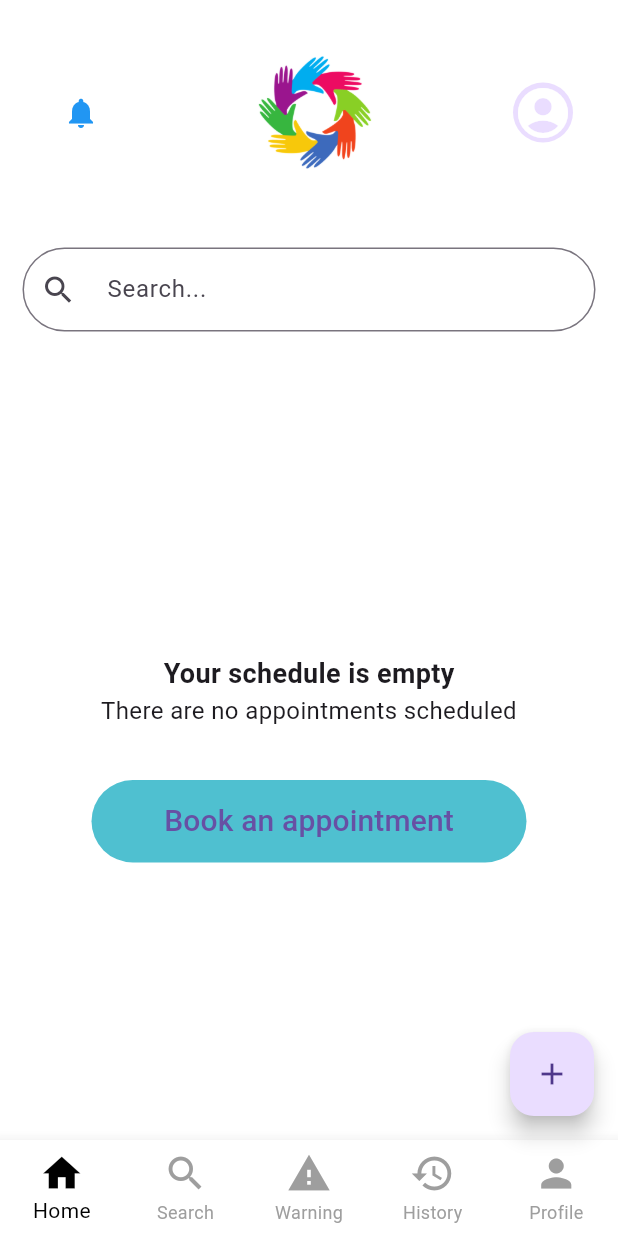
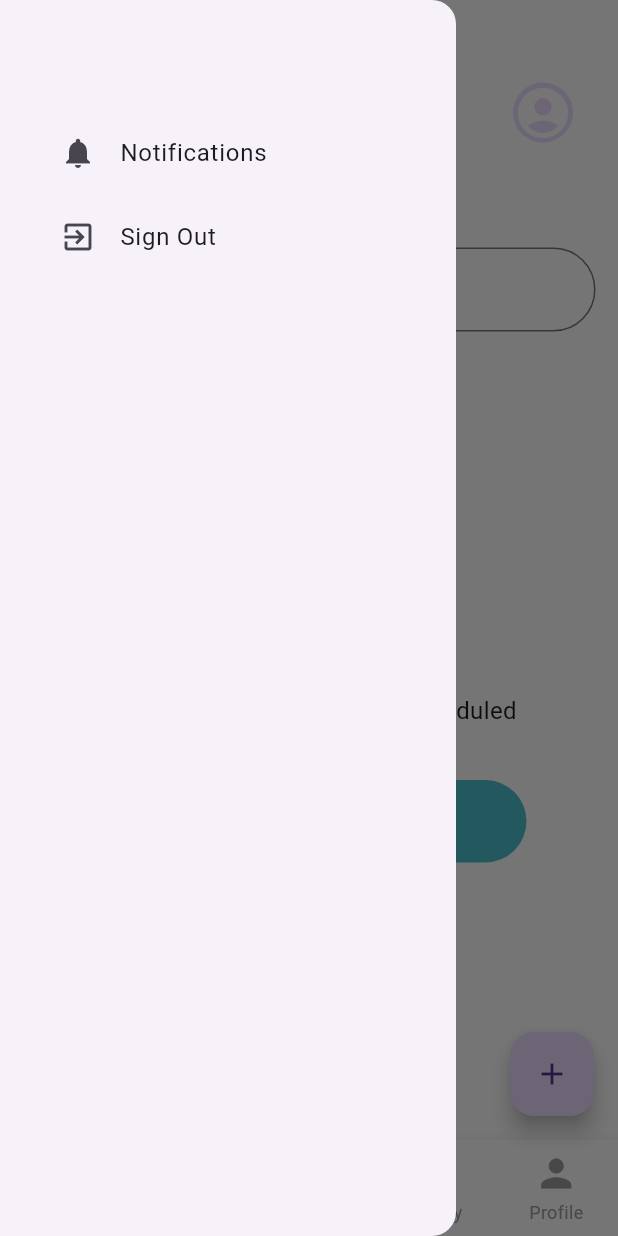
Before and after one commit to neelgabani/Together-Now, a Flutter app: the screen it shows once a user with an empty profile is signed in, with the side drawer open (before the commit the screen has no drawer), on a phone screen of 412 x 824 dp. Run offline on Flutter 3.47's test engine with Material 3 defaults, Android fonts, the phone set to English and light mode, and no system bars; our stand-ins replace animate_do, firebase_auth, firebase_core, flutter_dotenv, introduction_screen; accounts and stored records are empty.

Commit message:
Screens added

```diff
--- /dev/null
+++ b/lib/Models/schedule_status.dart
@@ -0,0 +1,66 @@
+import 'package:flutter/material.dart';
+
+class ScheduleStatus extends StatefulWidget {
+  const ScheduleStatus({super.key});
+
+  @override
+  State<ScheduleStatus> createState() => _ScheduleStatusState();
+}
+
+class _ScheduleStatusState extends State<ScheduleStatus> {
+  bool hasAppointments = false; // Set this to true if there are appointments
+
+  @override
+  Widget build(BuildContext context) {
+    return hasAppointments ? _buildAppointments() : _buildNoAppointments();
+  }
+
+  Widget _buildAppointments() {
+    return const Placeholder();
+  }
+
+  Widget _buildNoAppointments() {
+    return SingleChildScrollView(
+      child: Column(
+        mainAxisAlignment: MainAxisAlignment.center,
+        children: [
+          const Text(
+            'Your schedule is empty',
+            style: TextStyle(
+              fontWeight: FontWeight.bold,
+              fontSize: 18,
+            ),
+          ),
+          const Text(
+            'There are no appointments scheduled',
+            style: TextStyle(
+              fontSize: 16,
+            ),
+            textAlign: TextAlign.center,
+          ),
+          const SizedBox(height: 35),
+          Center(
+            child: ElevatedButton(
+              onPressed: () {
+                //
+              },
+              style: ElevatedButton.styleFrom(
+                // padding: const EdgeInsets.all(8),
+                fixedSize: const Size(290, 55),
+                backgroundColor: const Color(0xFF4FC0D0),
+                shadowColor: Colors.transparent,
+                shape: RoundedRectangleBorder(
+                  borderRadius: BorderRadius.circular(30.0),
+                ),
+              ),
+              child: const Text(
+                'Book an appointment',
+                style: TextStyle(fontSize: 20),
+              ),
+            ),
+          ),
+        ],
+      ),
+    );
+  }
+}
--- /dev/null
+++ b/lib/Screens/home.dart
@@ -0,0 +1,39 @@
+import 'package:flutter/material.dart';
+import 'package:together_now_ipd/Models/widgets/app_bar.dart';
+import 'package:together_now_ipd/Models/widgets/search_bar.dart';
+import 'package:together_now_ipd/Models/schedule_status.dart';
+
+class Home extends StatefulWidget {
+  const Home({super.key});
+
+  @override
+  State<Home> createState() => _HomeState();
+}
+
+class _HomeState extends State<Home> {
+  @override
+  Widget build(BuildContext context) {
+    return const SingleChildScrollView(
+      child: Column(
+        children: [
+          CustomAppBar(),
+          Column(
+            mainAxisAlignment: MainAxisAlignment.center,
+            children: [
+              CustomSearchBar(),
+              SizedBox(
+                height: 200,
+              ),
+              ScheduleStatus(
+                  // hasAppointments: false, //
+                  // onBookAppointment: () {
+                  //   // Handle booking appointment
+                  // },
+                  ),
+            ],
+          ),
+        ],
+      ),
+    );
+  }
+}
--- a/lib/Screens/login_signup/create_account.dart
+++ b/lib/Screens/login_signup/create_account.dart
@@ -109,7 +109,7 @@ class _CreateAccountState extends State<CreateAccount> {
                             Navigator.push(
                                 context,
                                 MaterialPageRoute(
-                                    builder: (context) => SignupPage()));
+                                    builder: (context) => const SignupPage()));
                           },
                           color: Colors.yellow,
                           elevation: 0,
--- a/lib/Screens/userpage.dart
+++ b/lib/Screens/userpage.dart
@@ -1,5 +1,14 @@
 import 'package:flutter/material.dart';
 import 'package:firebase_auth/firebase_auth.dart';
+// import 'package:together_now_ipd/Models/schedule_status.dart';
+// import 'package:together_now_ipd/Models/widgets/bottom_navigation.dart';
+import 'package:together_now_ipd/Models/widgets/app_bar.dart';
+import 'package:together_now_ipd/Screens/home.dart';
+import 'package:together_now_ipd/Screens/search_tab.dart';
+import 'package:together_now_ipd/Screens/warning.dart';
+import 'package:together_now_ipd/Screens/history.dart';
+import 'package:together_now_ipd/Screens/profile.dart';
+// import 'package:together_now_ipd/Screens/warning.dart';
 
 class UserPage extends StatefulWidget {
   const UserPage({super.key});
@@ -9,129 +18,74 @@ class UserPage extends StatefulWidget {
 }
 
 class _UserPageState extends State<UserPage> {
-  int currentIndex = 0;
+  int _currentIndex = 0;
   final user = FirebaseAuth.instance.currentUser;
-  // final screens = [DashBoard(), Search(), Warning(), History(), Profile()];
+  // final screens = const [Home(), SearchNavigate(), Warning()];
+  final screens = const [
+    Home(),
+    SearchNavigate(),
+    Warning(),
+    History(),
+    Profile()
+  ];
 
   @override
   Widget build(BuildContext context) {
     return SafeArea(
         child: Scaffold(
       backgroundColor: Colors.white,
-      body: Column(
-        children: [
-          Container(
-            color: Colors.white,
-            height: 150,
-            padding: const EdgeInsets.symmetric(horizontal: 30, vertical: 1),
-            child: Row(
-              mainAxisAlignment: MainAxisAlignment.spaceBetween,
-              children: [
-                IconButton(
-                  color: Colors.blue,
-                  icon: const Icon(Icons.notifications),
-                  onPressed: () {
-                    // Handle notification icon tap
-                  },
-                ),
-                Image.asset(
-                  'assets/splash_icon.png',
-                  width: 120,
-                  height: 120,
-                ),
-                const CircleAvatar(
-                  child:
-                      Icon(Icons.account_circle, size: 40, color: Colors.white),
-                ),
-              ],
-            ),
-          ),
-          Column(
-            mainAxisAlignment: MainAxisAlignment.center,
-            children: [
-              Padding(
-                padding: const EdgeInsets.all(15.0),
-                child: TextField(
-                  decoration: InputDecoration(
-                    hintText: ' Search...',
-                    border: OutlineInputBorder(
-                      borderRadius: BorderRadius.circular(30.0),
-                    ),
-                    prefixIcon: const Icon(Icons.search),
-                  ),
-                ),
-              ),
-              const SizedBox(
-                height: 200,
-              ),
-              Column(
-                mainAxisAlignment: MainAxisAlignment.center,
-                children: [
-                  const Text(
-                    'Your schedule is empty',
-                    style: TextStyle(
-                      fontWeight: FontWeight.bold,
-                      fontSize: 18,
-                    ),
-                  ),
-                  const Text(
-                    'There are no appointments scheduled',
-                    style: TextStyle(
-                      fontSize: 16,
-                    ),
-                    textAlign: TextAlign.center,
-                  ),
-                  const SizedBox(height: 35),
-                  Center(
-                    child: ElevatedButton(
-                      onPressed: () {
-                        //
-                      },
-                      style: ElevatedButton.styleFrom(
-                        // padding: const EdgeInsets.all(8),
-                        fixedSize: const Size(290, 55),
-                        backgroundColor: const Color(0xFF4FC0D0),
-                        shadowColor: Colors.transparent,
-                        shape: RoundedRectangleBorder(
-                          borderRadius: BorderRadius.circular(30.0),
-                        ),
-                      ),
-                      child: const Text(
-                        'Book an appointment',
-                        style: TextStyle(fontSize: 20),
-                      ),
-                    ),
-                  ),
-                ],
-              )
-            ],
-          ),
-        ],
-      ),
+      drawer: const NavDrawer(),
+      // appBar: AppBar(
+      //   // title: const Text('My App'),
+      //   leading: const CustomAppBar(),
+      //   // actions: [
+      //   //   IconButton(
+      //   //     icon: const Icon(Icons.menu),
+      //   //     onPressed: () {
+      //   //       // Handle menu icon press
+      //   //     },
+      //   //   ),
+      //   // ],
+      // ),
+      // appBar: const CustomAppBar(),
+      // body: Column(
+      //   children: [
+      //     const CustomAppBar(),
+      //     Column(
+      //       mainAxisAlignment: MainAxisAlignment.center,
+      //       children: [
+      //         Padding(
+      //           padding: const EdgeInsets.all(15.0),
+      //           child: TextField(
+      //             decoration: InputDecoration(
+      //               hintText: ' Search...',
+      //               border: OutlineInputBorder(
+      //                 borderRadius: BorderRadius.circular(30.0),
+      //               ),
+      //               prefixIcon: const Icon(Icons.search),
+      //             ),
+      //           ),
+      //         ),
+      //         const SizedBox(
+      //           height: 200,
+      //         ),
+      //         const ScheduleStatus(
+      //             // hasAppointments: false, //
+      //             // onBookAppointment: () {
+      //             //   // Handle booking appointment
+      //             // },
+      //             ),
+      //       ],
+      //     ),
+      //   ],
+      // ),
+      body: screens[_currentIndex],
       floatingActionButton: FloatingActionButton(
         onPressed: () {},
         child: const Icon(Icons.add),
-        // shape: const CircleBorder(),
       ),
       floatingActionButtonLocation: FloatingActionButtonLocation.endFloat,
-      bottomNavigationBar: const BottomNavigation(),
-    ));
-  }
-}
-
-class BottomNavigation extends StatefulWidget {
-  const BottomNavigation({super.key});
-
-  @override
-  State<BottomNavigation> createState() => _BottomNavigationState();
-}
-
-class _BottomNavigationState extends State<BottomNavigation> {
-  int _currentIndex = 0;
-
-  @override
-  Widget build(BuildContext context) {
-    return BottomNavigationBar(
+      bottomNavigationBar: BottomNavigationBar(
           backgroundColor: Colors.white,
           selectedItemColor: Colors.black,
           unselectedItemColor: Colors.grey,
@@ -151,7 +105,8 @@ class _BottomNavigationState extends State<BottomNavigation> {
             setState(() {
               _currentIndex = index;
             });
-        });
+          }),
+    ));
   }
 }
 
```
Also changed, not shown: lib/Models/my_notifications.dart (added, +31 -0 lines), lib/Screens/history.dart (added, +17 -0 lines), lib/Screens/profile.dart (added, +91 -0 lines), lib/Screens/search_tab.dart (added, +92 -0 lines), lib/Screens/warning.dart (added, +49 -0 lines), assets/Person1.png (added). Lines whose indentation alone changed are shown as unchanged.
